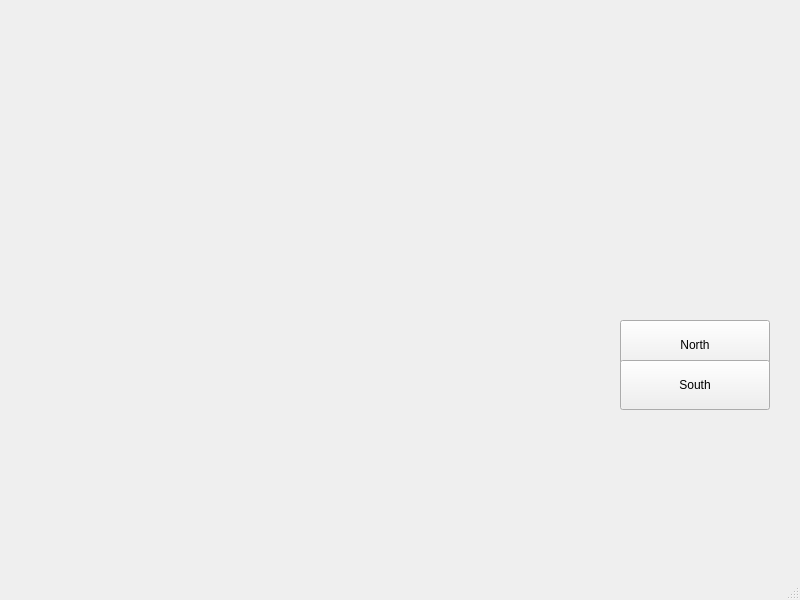
Before: the Qt Designer form MainWindow.ui in alisiak03/Zork, drawn with Qt 5.
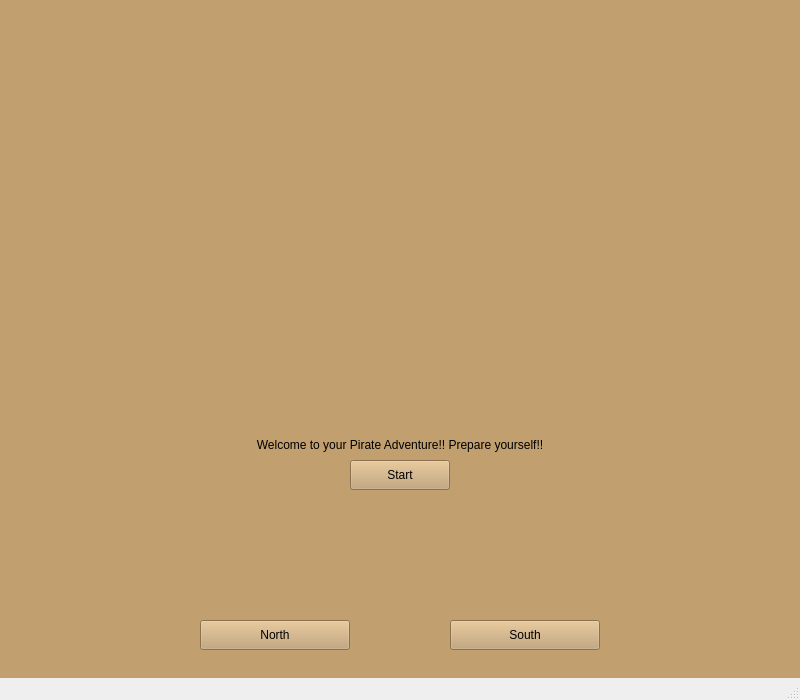
After: the same form once the commit is applied. Icons and pictures are not drawn.

Commit message: intro and text animation

Patch:
```diff
--- a/MainWindow.ui
+++ b/MainWindow.ui
@@ -7,20 +7,71 @@
                 <x>0</x>
                 <y>0</y>
                 <width>800</width>
-                <height>600</height>
+                <height>700</height>
             </rect>
         </property>
         <property name="windowTitle">
             <string></string>
         </property>
         <widget class="QWidget" name="centralwidget">
+            <property name="styleSheet">
+                <string notr="true">background-color: #C19F6F;</string>
+            </property>
+            <widget class="QLabel" name="introImageLabel">
+                <property name="geometry">
+                    <rect>
+                        <x>10</x>
+                        <y>10</y>
+                        <width>780</width>
+                        <height>400</height>
+                    </rect>
+                </property>
+                <property name="alignment">
+                    <set>Qt::AlignCenter</set>
+                </property>
+                <property name="pixmap">
+                    <pixmap resource="resources.qrc">:/images/Intro.png</pixmap>
+                </property>
+            </widget>
+            <widget class="QLabel" name="introTextLabel">
+                <property name="geometry">
+                    <rect>
+                        <x>10</x>
+                        <y>420</y>
+                        <width>780</width>
+                        <height>50</height>
+                    </rect>
+                </property>
+                <property name="alignment">
+                    <set>Qt::AlignCenter</set>
+                </property>
+                <property name="text">
+                    <string>Welcome to your Pirate Adventure!! Prepare yourself!!</string>
+                </property>
+            </widget>
+            <widget class="QPushButton" name="startButton">
+                <property name="geometry">
+                    <rect>
+                        <x>350</x>
+                        <y>460</y>
+                        <width>100</width>
+                        <height>30</height>
+                    </rect>
+                </property>
+                <property name="text">
+                    <string>Start</string>
+                </property>
+                <property name="enabled">
+                    <bool>true</bool>
+                </property>
+            </widget>
             <widget class="QLabel" name="roomLabel">
                 <property name="geometry">
                     <rect>
                         <x>10</x>
                         <y>10</y>
                         <width>780</width>
-                        <height>500</height>
+                        <height>400</height>
                     </rect>
                 </property>
                 <property name="alignment">
@@ -30,10 +81,10 @@
             <widget class="QPushButton" name="button1">
                 <property name="geometry">
                     <rect>
-                        <x>620</x>
-                        <y>320</y>
+                        <x>200</x>
+                        <y>620</y>
                         <width>150</width>
-                        <height>50</height>
+                        <height>30</height>
                     </rect>
                 </property>
                 <property name="text">
@@ -43,16 +94,32 @@
             <widget class="QPushButton" name="button2">
                 <property name="geometry">
                     <rect>
-                        <x>620</x>
-                        <y>360</y>
+                        <x>450</x>
+                        <y>620</y>
                         <width>150</width>
-                        <height>50</height>
+                        <height>30</height>
                     </rect>
                 </property>
                 <property name="text">
                     <string>South</string>
                 </property>
             </widget>
+            <widget class="QLabel" name="animatedTextLabel">
+                <property name="geometry">
+                    <rect>
+                        <x>10</x>
+                        <y>500</y>
+                        <width>780</width>
+                        <height>50</height>
+                    </rect>
+                </property>
+                <property name="alignment">
+                    <set>Qt::AlignCenter</set>
+                </property>
+                <property name="text">
+                    <string></string>
+                </property>
+            </widget>
         </widget>
         <widget class="QMenuBar" name="menubar">
             <property name="geometry">
```
Left out of the diff: 6 changed lines with no effect on the pictures. The commit also changes 8 other files.
